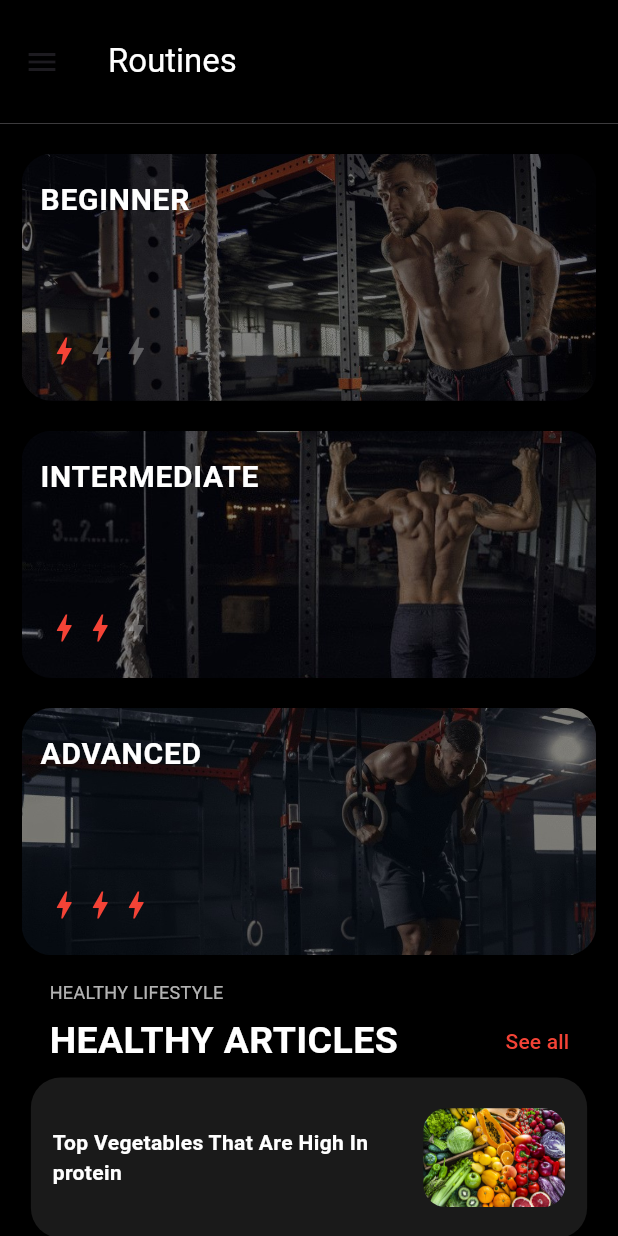
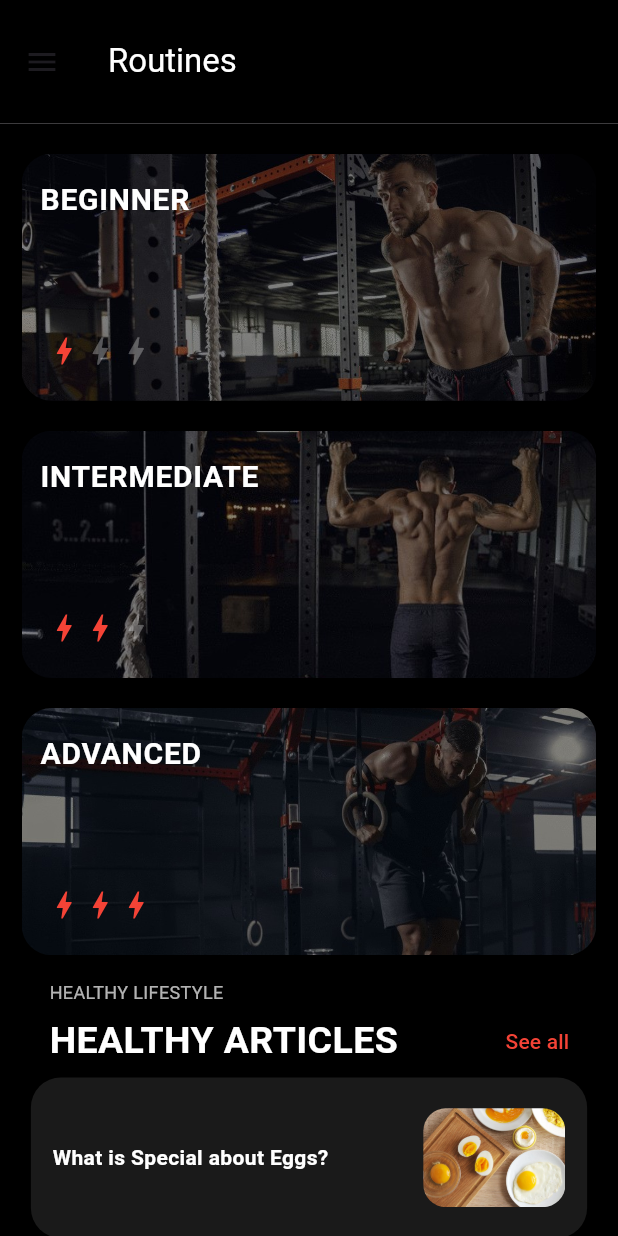
Before and after one commit to aashikkk/Fitness_Application, a Flutter app: the homescreen screen opened directly, on a phone screen of 412 x 824 dp. Run offline on Flutter 3.47's test engine with Material 3 defaults, Android fonts, the phone set to English and light mode, and no system bars; our stand-ins replace carousel_slider, cloud_firestore, firebase_auth, firebase_core, firebase_database, fluttertoast and 2 more; missing offline and left inert: pomodoro4d; accounts and stored records are empty; Roboto replaces fonts that are missing (Kanit).

Commit message:
home screen fix

```diff
--- a/lib/HomeScreen.dart
+++ b/lib/HomeScreen.dart
@@ -1,3 +1,5 @@
+import 'package:fitnessapp/ArticleAlmonds.dart';
+import 'package:fitnessapp/Article_Eggs.dart';
 import 'package:fitnessapp/FirstScreen.dart';
 import 'package:fitnessapp/LoginPage.dart';
 import 'package:fitnessapp/UserRecordManager.dart';
@@ -531,7 +533,15 @@ class _homescreenState extends State<homescreen> {
                         mainAxisAlignment: MainAxisAlignment.center,
                         crossAxisAlignment: CrossAxisAlignment.center,
                         children: [
-                          Container(
+                          InkWell(
+                            onTap: () {
+                              Navigator.push(
+                                  context,
+                                  MaterialPageRoute(
+                                      builder: (BuildContext context) =>
+                                          articleeggs()));
+                            },
+                            child: Container(
                                 width: getwidth(context) * 0.9,
                                 height: getheight(context) * 0.13,
                                 decoration: BoxDecoration(
@@ -548,7 +558,7 @@ class _homescreenState extends State<homescreen> {
                                         children: [
                                           Container(
                                             child: Text(
-                                            'Top Vegetables That Are High In protein',
+                                              'What is Special about Eggs?',
                                               style: TextStyle(
                                                 color: Colors.white,
                                                 fontWeight: FontWeight.bold,
@@ -564,7 +574,7 @@ class _homescreenState extends State<homescreen> {
                                                     BorderRadius.circular(15),
                                                 image: DecorationImage(
                                                     image: AssetImage(
-                                                      "assets/images/vegg.jpg"),
+                                                        "assets/images/eggs.jpg"),
                                                     fit: BoxFit.cover)),
                                           ),
                                         ],
@@ -579,10 +589,19 @@ class _homescreenState extends State<homescreen> {
                                 margin: EdgeInsets.only(
                                     left: getwidth(context) * 0.05,
                                     right: getwidth(context) * 0.02)),
+                          ),
                           SizedBox(
                             width: 10.0,
                           ),
-                          Container(
+                          InkWell(
+                            onTap: () {
+                              Navigator.push(
+                                  context,
+                                  MaterialPageRoute(
+                                      builder: (BuildContext context) =>
+                                          articlealmonds()));
+                            },
+                            child: Container(
                                 width: getwidth(context) * 0.9,
                                 height: getheight(context) * 0.13,
                                 decoration: BoxDecoration(
@@ -599,7 +618,7 @@ class _homescreenState extends State<homescreen> {
                                         children: [
                                           Container(
                                             child: Text(
-                                            'Reasons Why Sugar Is Bad For You',
+                                              'What is Special about Almonds?',
                                               style: TextStyle(
                                                 color: Colors.white,
                                                 fontWeight: FontWeight.bold,
@@ -615,7 +634,7 @@ class _homescreenState extends State<homescreen> {
                                                     BorderRadius.circular(15),
                                                 image: DecorationImage(
                                                     image: AssetImage(
-                                                      "assets/images/nosugar.jpg"),
+                                                        "assets/images/almonds.jpg"),
                                                     fit: BoxFit.cover)),
                                           ),
                                         ],
@@ -630,6 +649,7 @@ class _homescreenState extends State<homescreen> {
                                 margin: EdgeInsets.only(
                                     left: getwidth(context) * 0.02,
                                     right: getwidth(context) * 0.02)),
+                          ),
                           SizedBox(
                             width: 10.0,
                           ),
```
Lines whose indentation alone changed are shown as unchanged.
